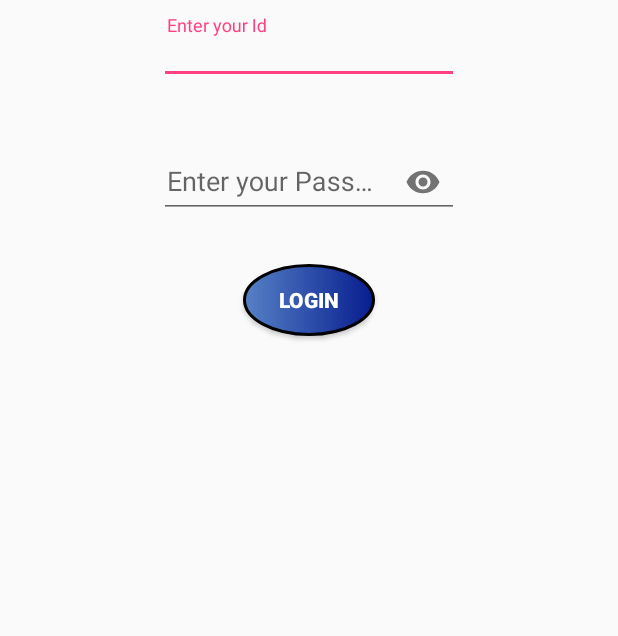
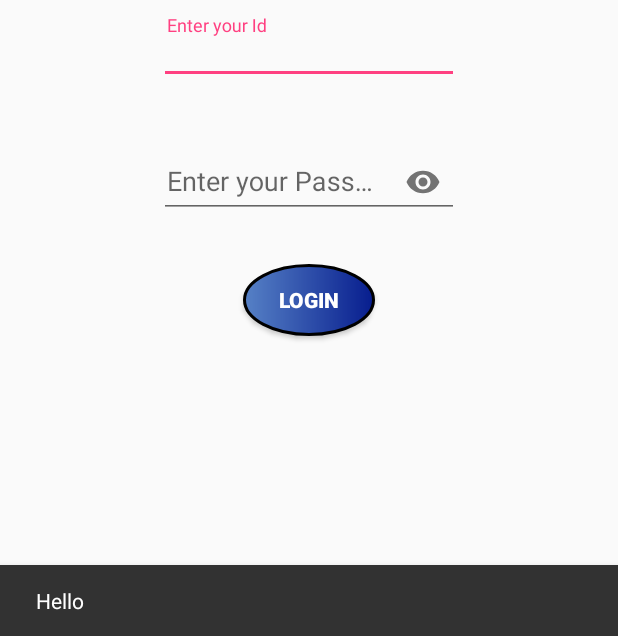
Before and after one commit to gsalah18/UniMediaVersion2, an Android app: the screen it shows after launch (LoginActivity), after a tap on "LOGIN", on a phone screen of 412 x 824 dp, the part 600-1236 px from its top. Run offline under Robolectric (Android 15) with nearby library versions, the phone set to English and light mode, and no system bars; our stand-ins replace RxJava, data binding; libraries missing offline, so code that uses them is left out: dmax.dialog; 6 statements that could not run were skipped.

Commit message:
7/8/2018 9:33

```diff
--- a/app/src/main/java/com/gsalah/uni_mediaversion2/Commands/Login.java
+++ b/app/src/main/java/com/gsalah/uni_mediaversion2/Commands/Login.java
@@ -3,5 +3,7 @@ package com.gsalah.uni_mediaversion2.Commands;
 public interface Login {
     void PreLogin();
     void LoginSuccess(String type);
-    void LoginFaluire();
+
+    void LoginFaluire(int type);
+
 }
--- a/app/src/main/java/com/gsalah/uni_mediaversion2/ViewModels/LoginVM.java
+++ b/app/src/main/java/com/gsalah/uni_mediaversion2/ViewModels/LoginVM.java
@@ -1,13 +1,18 @@
 package com.gsalah.uni_mediaversion2.ViewModels;
 
 import android.arch.lifecycle.ViewModel;
+import android.support.design.widget.Snackbar;
 import android.text.Editable;
 import android.text.TextWatcher;
 import android.view.View;
 
 import com.gsalah.uni_mediaversion2.Commands.Login;
-import com.gsalah.uni_mediaversion2.Models.Lecturer;
 import com.gsalah.uni_mediaversion2.Models.Student;
+import com.gsalah.uni_mediaversion2.Utils.Commons;
+
+import io.reactivex.android.schedulers.AndroidSchedulers;
+import io.reactivex.observers.DisposableSingleObserver;
+import io.reactivex.schedulers.Schedulers;
 
 public class LoginVM extends ViewModel {
     private String Id, Password;
@@ -57,15 +62,60 @@ public class LoginVM extends ViewModel {
     }
 
     public void LoginClick(View v) {
-
+        //getStudent();
+        loginInterface.PreLogin();
+        Snackbar.make(v, "Hello", Snackbar.LENGTH_LONG).show();
     }
 
-    private Student getStudent(String Id) {
-        return null;
+    private void getStudent() {
+
+        String query = "SELECT * FROM student WHERE std_id='" + Id + "'";
+        Commons.getAPIClient().getStudent(query)
+                .subscribeOn(Schedulers.io())
+                .observeOn(AndroidSchedulers.mainThread())
+                .subscribeWith(new DisposableSingleObserver<Student>() {
+                    @Override
+                    public void onSuccess(Student value) {
+                        if (value != null) {
+                            if (value.getPassword().equals(Password)) {
+                                loginInterface.LoginSuccess("student");
+                            } else loginInterface.LoginFaluire(2);
+                        } else {
+                            getLecturer();
+                        }
+                    }
+
+                    @Override
+                    public void onError(Throwable e) {
+
+                    }
+                });
     }
 
-    private Lecturer getLecturer(String Id) {
-        return null;
+
+    private void getLecturer() {
+        String query = "SELECT * FROM lecturer WHERE lec_id='" + Id + "'";
+        Commons.getAPIClient().getStudent(query)
+                .subscribeOn(Schedulers.io())
+                .observeOn(AndroidSchedulers.mainThread())
+                .subscribeWith(new DisposableSingleObserver<Student>() {
+                    @Override
+                    public void onSuccess(Student value) {
+                        if (value != null) {
+                            if (value.getPassword().equals(Password)) {
+                                loginInterface.LoginSuccess("student");
+                            } else loginInterface.LoginFaluire(2);
+                        } else {
+                            loginInterface.LoginFaluire(1);
+                        }
+                    }
+
+                    @Override
+                    public void onError(Throwable e) {
+
+                    }
+                });
     }
 
+
 }
--- a/app/src/main/java/com/gsalah/uni_mediaversion2/Views/Activites/LoginActivity.java
+++ b/app/src/main/java/com/gsalah/uni_mediaversion2/Views/Activites/LoginActivity.java
@@ -1,29 +1,65 @@
 package com.gsalah.uni_mediaversion2.Views.Activites;
 
 import android.app.Activity;
+import android.app.AlertDialog;
 import android.databinding.DataBindingUtil;
-import android.support.v7.app.AppCompatActivity;
 import android.os.Bundle;
 
+import com.gsalah.uni_mediaversion2.Commands.Login;
 import com.gsalah.uni_mediaversion2.R;
+import com.gsalah.uni_mediaversion2.ViewModels.LoginVM;
 import com.gsalah.uni_mediaversion2.databinding.ActivityLoginBinding;
 
-public class LoginActivity extends Activity {
+import dmax.dialog.SpotsDialog;
+
+public class LoginActivity extends Activity implements Login {
     ActivityLoginBinding activityLoginBinding;
+
+    private AlertDialog dialog;
+
     @Override
     protected void onCreate(Bundle savedInstanceState) {
         super.onCreate(savedInstanceState);
         setContentView(R.layout.activity_login);
 
-        activityLoginBinding= DataBindingUtil.setContentView(this,R.layout.activity_login);
-
+        activityLoginBinding = DataBindingUtil.setContentView(this, R.layout.activity_login);
+        activityLoginBinding.setLoginVM(new LoginVM(this));
+        dialog = new SpotsDialog.Builder()
+                .setContext(this)
+                .setMessage(getResources().getString(R.string.loading))
+                .setTheme(R.style.Custom)
+                .build();
     }
-
-
 
 
     @Override
     public void onBackPressed() {
 
     }
+
+
+    @Override
+    public void PreLogin() {
+        dialog.show();
+    }
+
+    @Override
+    public void LoginSuccess(String type) {
+        if (type.equals("student")) {
+
+        } else if (type.equals("lecturer")) {
+
+        }
+        dialog.dismiss();
+    }
+
+    @Override
+    public void LoginFaluire(int type) {
+        if (type == 1) {
+
+        } else if (type == 2) {
+
+        }
+        dialog.dismiss();
+    }
 }
--- a/app/src/main/res/layout/activity_login.xml
+++ b/app/src/main/res/layout/activity_login.xml
@@ -3,23 +3,26 @@
     xmlns:app="http://schemas.android.com/apk/res-auto"
     xmlns:tools="http://schemas.android.com/tools"
     tools:context=".Views.Activites.LoginActivity">
+
     <data>
+
         <variable
             name="loginVM"
-            type="com.gsalah.uni_mediaversion2.ViewModels.LoginVM"/>
+            type="com.gsalah.uni_mediaversion2.ViewModels.LoginVM" />
     </data>
+
     <LinearLayout
         android:layout_width="match_parent"
         android:layout_height="match_parent"
         android:gravity="center"
         android:orientation="vertical"
-    android:padding="16dp"
-    >
+        android:padding="16dp">
 
         <ImageView
             android:layout_width="200dp"
             android:layout_height="200dp"
             android:layout_marginBottom="10dp"
+            android:contentDescription="Logo Image"
             android:scaleType="fitXY"
             android:src="@drawable/mainlogo" />
 
@@ -33,10 +36,10 @@
                 android:id="@+id/id_edt"
                 android:layout_width="wrap_content"
                 android:layout_height="wrap_content"
+                android:hint="@string/id_hint"
                 android:minWidth="200dp"
                 android:padding="5dp"
-            app:addTextChangedListener="@{loginVM.idTextWatcher}"
-            android:hint="@string/id_hint" />
+                app:addTextChangedListener="@{loginVM.idTextWatcher}" />
         </android.support.design.widget.TextInputLayout>
 
         <android.support.design.widget.TextInputLayout
@@ -50,11 +53,11 @@
                 android:id="@+id/password_edt"
                 android:layout_width="wrap_content"
                 android:layout_height="wrap_content"
+                android:hint="@string/password_hint"
+                android:inputType="textPassword"
                 android:minWidth="200dp"
-            android:inputType="textPassword"
                 android:padding="5dp"
-            app:addTextChangedListener="@{loginVM.passwordTextWatcher}"
-            android:hint="@string/password_hint" />
+                app:addTextChangedListener="@{loginVM.passwordTextWatcher}" />
 
         </android.support.design.widget.TextInputLayout>
 
@@ -62,11 +65,11 @@
             android:layout_width="wrap_content"
             android:layout_height="wrap_content"
             android:layout_marginTop="10dp"
+            android:background="@drawable/login_btn_shape"
+            android:onClick="@{loginVM::LoginClick}"
             android:text="@string/login"
             android:textColor="#fff"
-        android:textStyle="bold"
-        android:onClick="@{loginVM::LoginClick}"
-        android:background="@drawable/login_btn_shape"/>
+            android:textStyle="bold" />
 
     </LinearLayout>
 </layout>
--- a/app/src/main/res/values/strings.xml
+++ b/app/src/main/res/values/strings.xml
@@ -3,4 +3,5 @@
     <string name="id_hint">Enter your Id</string>
     <string name="password_hint">Enter your Password</string>
     <string name="login">Login</string>
+    <string name="loading">Loading</string>
 </resources>
--- a/app/src/main/res/values/styles.xml
+++ b/app/src/main/res/values/styles.xml
@@ -8,4 +8,10 @@
         <item name="colorAccent">@color/colorAccent</item>
     </style>
 
+    <style name="Custom" parent="android:Theme.DeviceDefault.Dialog">
+        <item name="DialogTitleAppearance">@android:style/TextAppearance.Medium</item>
+        <item name="DialogTitleText">Updating…</item>
+        <item name="DialogSpotColor">@android:color/holo_orange_dark</item>
+        <item name="DialogSpotCount">4</item>
+    </style>
 </resources>
```
Also changed, not shown: app/build.gradle (+8 -2 lines), app/src/main/java/com/gsalah/uni_mediaversion2/Utils/Commons.java (+20 -0 lines). Lines whose indentation alone changed are shown as unchanged.
